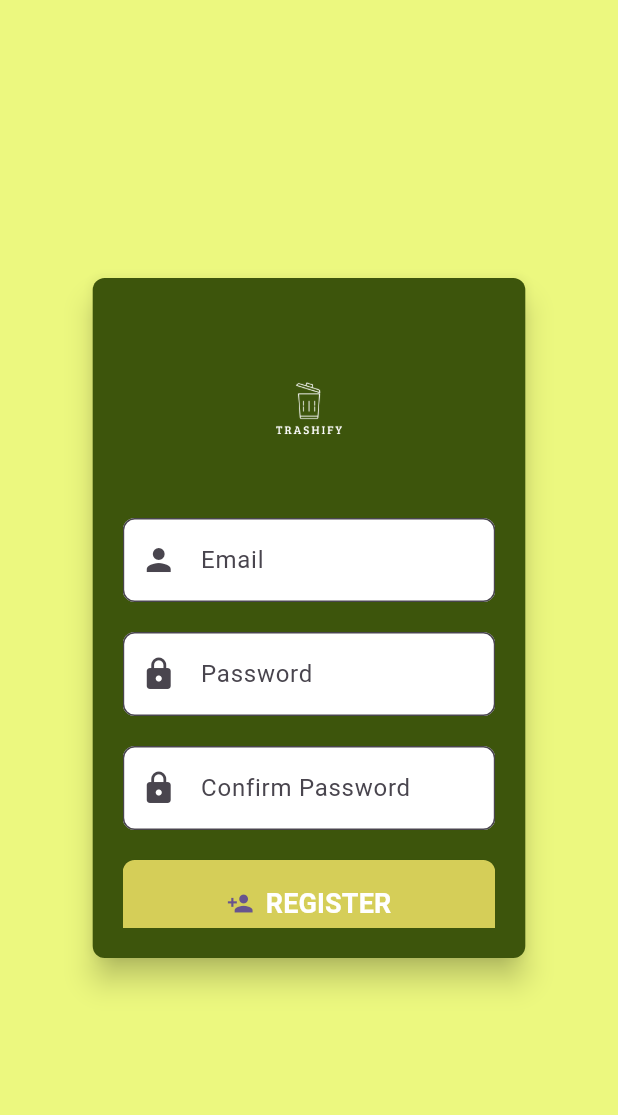
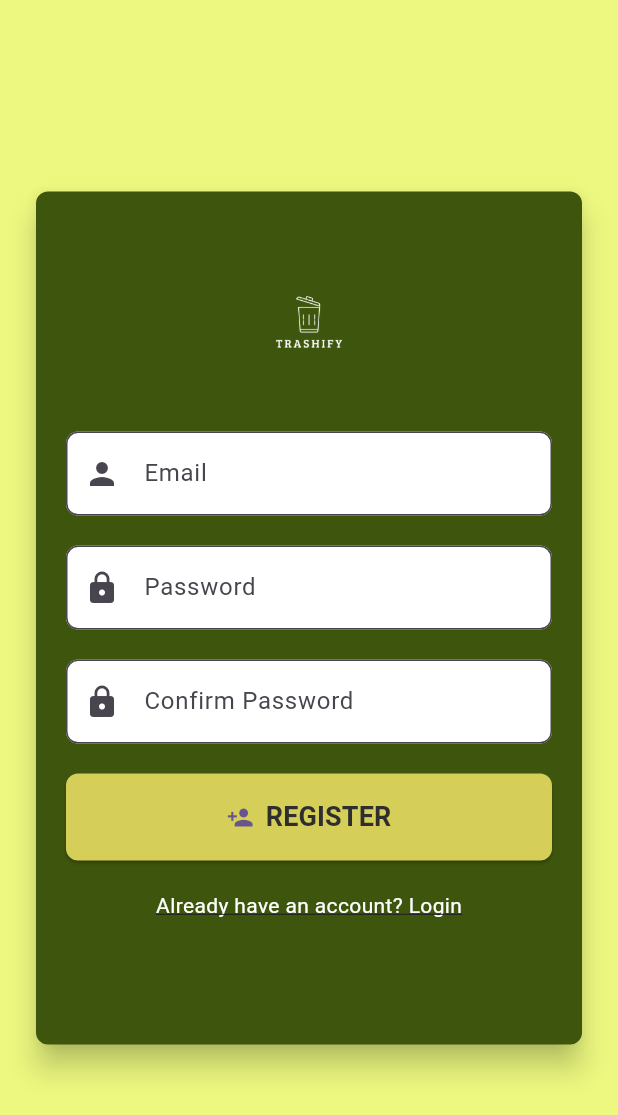
Before and after one commit to ErlanggaPuthen/PAPB_Trashify, a Flutter app: the screen it shows after launch, after a tap on "Dont have an account? Register", on a phone screen of 412 x 824 dp. Shown: the top 1115 px of the screen. Run offline on Flutter 3.47's test engine with Material 3 defaults, Android fonts, the light colour scheme and no system bars; our stand-ins replace firebase_auth, firebase_core, image_picker, shared_preferences; accounts and stored records are empty; network calls fail; Roboto replaces fonts that are missing (CarthagePro).

Commit message:
ubah warna text di file login dan register

```diff
--- a/lib/login.dart
+++ b/lib/login.dart
@@ -44,7 +44,7 @@ class _SignInPageState extends State<SignInPage> {
               borderRadius: BorderRadius.circular(8.0),
             ),
             child: Container(
-              width: screenWidth * 0.7,
+              width: screenWidth * 0.9,
               height: screenHeight * 0.65,
               padding: const EdgeInsets.all(20.0),
               child: SingleChildScrollView(
@@ -109,7 +109,7 @@ class _SignInPageState extends State<SignInPage> {
                               'LOGIN',
                               style: TextStyle(
                                 fontFamily: 'CarthagePro',
-                                color: Colors.white,
+                                color: Color(0xff2E2E2E),
                                 fontSize: 18.0,
                                 fontWeight: FontWeight.bold,
                               ),
--- a/lib/register.dart
+++ b/lib/register.dart
@@ -51,8 +51,8 @@ class _SignUpPageState extends State<SignUpPage> {
               borderRadius: BorderRadius.circular(8.0),
             ),
             child: Container(
-              width: screenWidth * 0.7,
-              height: screenHeight * 0.55,
+              width: screenWidth * 0.9,
+              height: screenHeight * 0.69,
               padding: const EdgeInsets.all(20.0),
               child: SingleChildScrollView(
                 child: Column(
@@ -130,7 +130,7 @@ class _SignUpPageState extends State<SignUpPage> {
                               'REGISTER',
                               style: TextStyle(
                                 fontFamily: 'CarthagePro',
-                                color: Colors.white,
+                                color: Color(0xff2E2E2E),
                                 fontSize: 18.0,
                                 fontWeight: FontWeight.bold,
                               ),
```
